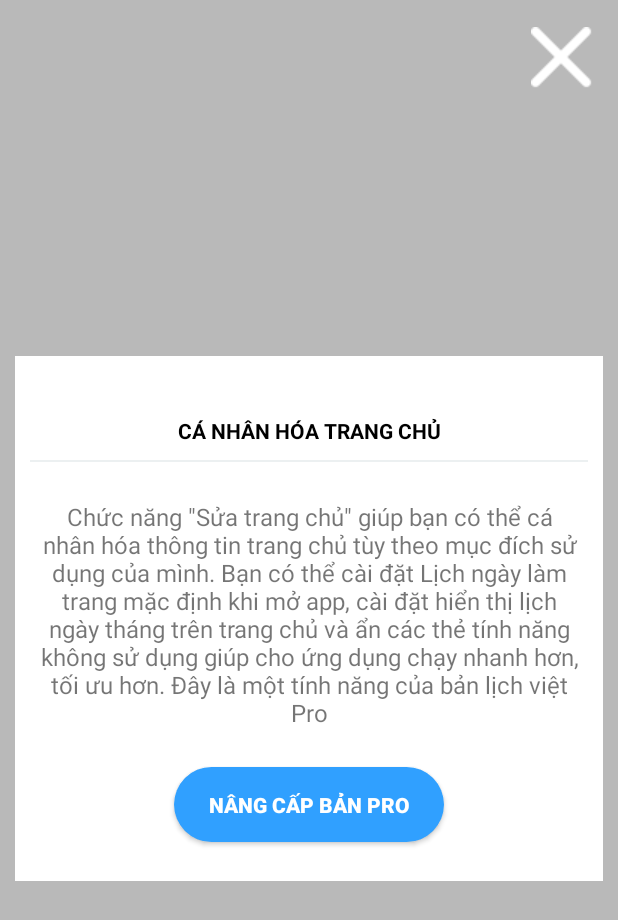
After one commit to sonnvph06390/LichViet, an Android app: the layout custom_dialog.xml on its own in the app's theme, with its tools: preview values and no code run, on a phone screen of 412 x 824 dp. The commit adds this screen. Shown: the top 920 px of the screen. Run offline under Robolectric (Android 15) with nearby library versions, the phone set to English and light mode, and no system bars; network calls fail.

Commit message:
Hoàn thiện Dialog nâng cấp pro

```diff
--- a/app/src/main/java/com/thuanthanh/lichviet/activity/MainActivity.java
+++ b/app/src/main/java/com/thuanthanh/lichviet/activity/MainActivity.java
@@ -79,4 +79,5 @@ public class MainActivity extends BaseActivity {
 
     }
 
+
 }
--- a/app/src/main/java/com/thuanthanh/lichviet/fragment/HomeFragment.java
+++ b/app/src/main/java/com/thuanthanh/lichviet/fragment/HomeFragment.java
@@ -2,12 +2,16 @@ package com.thuanthanh.lichviet.fragment;
 
 
 
+import android.app.Dialog;
 import android.content.Intent;
 
 import android.os.Bundle;
 import android.view.LayoutInflater;
 import android.view.View;
 import android.view.ViewGroup;
+import android.view.Window;
+import android.widget.Button;
+import android.widget.ImageView;
 import android.widget.RelativeLayout;
 import android.widget.TextView;
 
@@ -33,6 +37,10 @@ public class HomeFragment extends BaseFragment {
     private RecyclerView rcvFragmentHome;
     TextView tvMonthView;
     private ArrayList<Object> objects = new ArrayList<>();
+    private TextView tvSua;
+
+
+
 
     @Nullable
     @Override
@@ -40,6 +48,7 @@ public class HomeFragment extends BaseFragment {
         View view = inflater.inflate(R.layout.fragment_home, container, false);
         toobarFragmentHome = (RelativeLayout) view.findViewById(R.id.toobarFragmentHome);
         rcvFragmentHome = (RecyclerView) view.findViewById(R.id.rcv_fragment_home);
+        tvSua = (TextView) view.findViewById(R.id.tvSua);
         tvMonthView = (TextView) view.findViewById(R.id.tvMonthView);
         tvMonthView.setOnClickListener(new View.OnClickListener() {
             @Override
@@ -48,6 +57,25 @@ public class HomeFragment extends BaseFragment {
                 startActivity(intent);
             }
         });
+        tvSua.setOnClickListener(new View.OnClickListener() {
+            @Override
+            public void onClick(View v) {
+                final Dialog dialog = new Dialog(getActivity(), android.R.style.Theme_Translucent_NoTitleBar_Fullscreen);
+                dialog.requestWindowFeature(Window.FEATURE_NO_TITLE);
+                dialog.setCancelable(false);
+                dialog.setContentView(R.layout.custom_dialog);
+                ImageView ivCloseDialog = (ImageView) dialog.findViewById(R.id.ivCloseDialog);
+                ivCloseDialog.setOnClickListener(new View.OnClickListener() {
+                    @Override
+                    public void onClick(View v) {
+                        dialog.dismiss();
+                    }
+                });
+
+                dialog.show();
+            }
+        });
+
         MainFragmentAdapter adapter = new MainFragmentAdapter(getContext(), getObject());
         rcvFragmentHome.setAdapter(adapter);
         rcvFragmentHome.setLayoutManager(new LinearLayoutManager(getContext()));
--- /dev/null
+++ b/app/src/main/res/drawable-xhdpi/bg_button2.xml
@@ -0,0 +1,6 @@
+<?xml version="1.0" encoding="utf-8"?>
+<shape xmlns:android="http://schemas.android.com/apk/res/android"
+    android:shape="rectangle">
+    <corners android:radius="40dp" />
+    <solid android:color="#30A0FF" />
+</shape>
--- /dev/null
+++ b/app/src/main/res/layout/custom_dialog.xml
@@ -0,0 +1,89 @@
+<?xml version="1.0" encoding="utf-8"?>
+<androidx.constraintlayout.widget.ConstraintLayout xmlns:android="http://schemas.android.com/apk/res/android"
+    xmlns:app="http://schemas.android.com/apk/res-auto"
+    xmlns:tools="http://schemas.android.com/tools"
+    android:layout_width="match_parent"
+    android:layout_height="match_parent"
+    android:background="@color/colorTransparent"
+    android:gravity="center"
+    android:orientation="vertical">
+
+
+    <ImageView
+        android:id="@+id/ivCloseDialog"
+        android:layout_width="wrap_content"
+        android:layout_height="wrap_content"
+        android:layout_marginEnd="16dp"
+        android:gravity="center_vertical|center_horizontal"
+        android:src="@drawable/btn_close_film"
+        android:text="Cancel"
+        android:textColor="#000"
+        android:textSize="20sp"
+        app:layout_constraintBottom_toBottomOf="parent"
+        app:layout_constraintEnd_toEndOf="parent"
+        app:layout_constraintHorizontal_bias="1.0"
+        app:layout_constraintStart_toStartOf="parent"
+        app:layout_constraintTop_toTopOf="parent"
+        app:layout_constraintVertical_bias="0.023" />
+
+    <androidx.constraintlayout.widget.ConstraintLayout
+        android:layout_width="match_parent"
+        android:layout_height="400dp"
+        android:layout_margin="10dp"
+        app:layout_constraintBottom_toBottomOf="parent"
+        app:layout_constraintEnd_toEndOf="parent"
+        app:layout_constraintTop_toTopOf="parent">
+
+        <LinearLayout
+            android:id="@+id/cardView"
+            android:layout_width="match_parent"
+            android:layout_height="350dp"
+            android:background="@color/white"
+            android:orientation="vertical"
+            app:layout_constraintBottom_toBottomOf="parent"
+            app:layout_constraintTop_toTopOf="parent">
+
+            <TextView
+                android:layout_width="match_parent"
+                android:layout_height="wrap_content"
+                android:layout_marginTop="40dp"
+                android:gravity="center"
+                android:text="Cá nhân hóa trang chủ"
+                android:textAllCaps="true"
+                android:textColor="@color/colorDark"
+                android:textStyle="bold" />
+
+            <View
+                android:layout_width="fill_parent"
+                android:layout_height="1dp"
+                android:layout_margin="10dp"
+                android:layout_marginLeft="10dp"
+                android:layout_marginRight="10dp"
+                android:background="@color/colorClouds" />
+
+            <TextView
+                android:layout_width="match_parent"
+                android:layout_height="wrap_content"
+                android:layout_margin="15dp"
+                android:gravity="center"
+                android:text="@string/canhanhoatrangchu"
+                android:textSize="16sp" />
+
+            <Button
+                android:textStyle="bold"
+                android:layout_width="180dp"
+                android:layout_height="50dp"
+                android:layout_gravity="center"
+                android:layout_marginTop="10dp"
+                android:background="@drawable/bg_button2"
+                android:text="Nâng cấp bản pro"
+                android:textAllCaps="true"
+                android:textColor="@color/white" />
+
+        </LinearLayout>
+
+
+    </androidx.constraintlayout.widget.ConstraintLayout>
+
+
+</androidx.constraintlayout.widget.ConstraintLayout>
--- a/app/src/main/res/layout/fragment_home.xml
+++ b/app/src/main/res/layout/fragment_home.xml
@@ -18,6 +18,7 @@
         android:padding="10dp">
 
         <TextView
+            android:id="@+id/tvSua"
             android:layout_width="wrap_content"
             android:layout_height="wrap_content"
             android:text="Sửa"
--- a/app/src/main/res/layout/item_sukienquantrong.xml
+++ b/app/src/main/res/layout/item_sukienquantrong.xml
@@ -23,8 +23,8 @@
             <ImageView
                 android:layout_marginLeft="5dp"
                 android:id="@+id/ic_sukien1"
-                android:layout_width="wrap_content"
-                android:layout_height="wrap_content"
+                android:layout_width="30dp"
+                android:layout_height="30dp"
                 android:src="@drawable/sukien_giadinh_compact" />
 
             <LinearLayout
@@ -71,8 +71,8 @@
             <ImageView
                 android:layout_marginLeft="5dp"
                 android:id="@+id/ic_sukien2"
-                android:layout_width="wrap_content"
-                android:layout_height="wrap_content"
+                android:layout_width="30dp"
+                android:layout_height="30dp"
                 android:src="@drawable/sukien_canhan_compact" />
 
             <LinearLayout
--- a/app/src/main/res/values/colors.xml
+++ b/app/src/main/res/values/colors.xml
@@ -23,5 +23,5 @@
     <color name="colorRed" tools:ignore="MissingDefaultResource">#FF0000</color>
     <color name="colorGray">#e6ebfc</color>
     <color name="colorLightBlue">#0877c2</color>
-
+    <color name="colorTransparent">#43000000</color>
 </resources>
--- a/app/src/main/res/values/strings.xml
+++ b/app/src/main/res/values/strings.xml
@@ -359,4 +359,5 @@
     <string name="sukiencanhan">SỰ KIỆN CÁ NHÂN (lỊCH VIỆT)</string>
     <string name="dongbosukiengg">ĐỒNG BỘ SỰ KIÊN GOOGLE</string>
     <string name="themtaikhoan">Thêm tài khoản</string>
+    <string name="canhanhoatrangchu">Chức năng \"Sửa trang chủ\" giúp bạn có thể cá nhân hóa thông tin trang chủ tùy theo mục đích sử dụng của mình. Bạn có thể cài đặt Lịch ngày làm trang mặc định khi mở app, cài đặt hiển thị lịch ngày tháng trên trang chủ và ẩn các thẻ tính năng không sử dụng giúp cho ứng dụng chạy nhanh hơn, tối ưu hơn. Đây là một tính năng của bản lịch việt Pro</string>
 </resources>
```
Also changed, not shown: app/src/main/res/drawable/btn_close_film.png (added), app/src/main/res/drawable/i_canhan.png (added).
